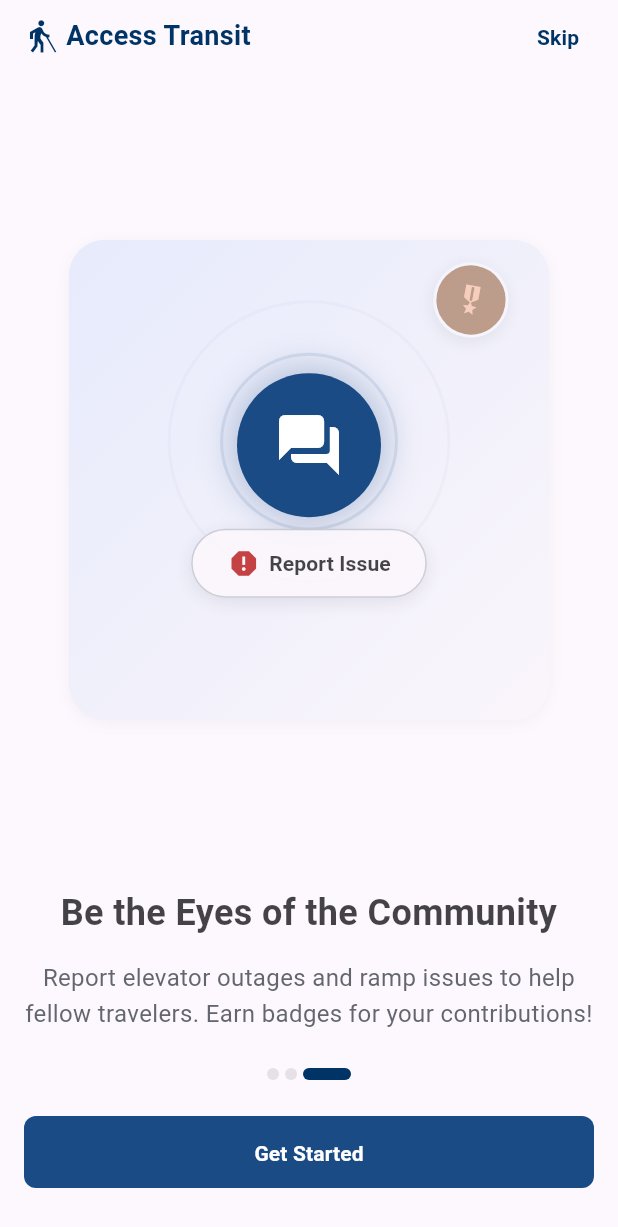
After one commit to iWolfyy/AccessTransit, a Flutter app: the screen it shows after launch, swiped to page 3, on a phone screen of 412 x 824 dp. The commit adds this screen. Shown: the top 1227 px of the screen. Run offline on Flutter 3.47's test engine with Material 3 defaults, Android fonts, the phone set to English and light mode, and no system bars; our stand-ins replace app_links, cloud_firestore, firebase_auth, firebase_core; accounts and stored records are empty.

Commit message:
Onboard-screen3

```diff
--- a/lib/core/theme/app_colors.dart
+++ b/lib/core/theme/app_colors.dart
@@ -28,4 +28,6 @@ abstract final class AppColors {
   static const Color secondaryContainer = Color(0xFF8FF4E9);
   static const Color onSecondaryContainer = Color(0xFF007169);
   static const Color tertiary = Color(0xFF592400);
+  static const Color tertiaryContainer = Color(0xFF7D3500);
+  static const Color onTertiaryContainer = Color(0xFFFFA571);
 }
--- /dev/null
+++ b/lib/screens/onboarding/community_preview.dart
@@ -0,0 +1,252 @@
+import 'dart:math' as math;
+
+import 'package:flutter/material.dart';
+
+import '../../core/theme/app_colors.dart';
+
+/// Community-reporting illustration for onboarding step 3.
+class CommunityPreview extends StatelessWidget {
+  const CommunityPreview({
+    super.key,
+    required this.entrance,
+    required this.float,
+    required this.pulse,
+    required this.reduceMotion,
+  });
+
+  final double entrance;
+  final double float;
+  final double pulse;
+  final bool reduceMotion;
+
+  @override
+  Widget build(BuildContext context) {
+    final forumT = _interval(0, 0.45);
+    final pillT = _interval(0.28, 0.72);
+    final badgeT = _interval(0.42, 0.9);
+
+    final forumScale = reduceMotion
+        ? 1.0
+        : Curves.easeOutBack.transform(forumT);
+    final bob = reduceMotion ? 0.0 : math.sin(float * math.pi * 2) * 5;
+    final badgeWobble = reduceMotion
+        ? 0.21
+        : 0.21 + math.sin((float + 0.35) * math.pi * 2) * 0.04;
+
+    return AspectRatio(
+      aspectRatio: 1,
+      child: DecoratedBox(
+        decoration: BoxDecoration(
+          color: AppColors.surfaceContainerLow,
+          borderRadius: BorderRadius.circular(24),
+          boxShadow: const [
+            BoxShadow(
+              color: Color(0x0A000000),
+              blurRadius: 8,
+              offset: Offset(0, 2),
+            ),
+          ],
+        ),
+        child: ClipRRect(
+          borderRadius: BorderRadius.circular(24),
+          child: Stack(
+            children: [
+              const Positioned.fill(
+                child: DecoratedBox(
+                  decoration: BoxDecoration(
+                    gradient: LinearGradient(
+                      begin: Alignment.topLeft,
+                      end: Alignment.bottomRight,
+                      colors: [
+                        AppColors.primaryFixed,
+                        AppColors.surfaceBright,
+                      ],
+                    ),
+                  ),
+                ),
+              ),
+              Positioned.fill(
+                child: ColoredBox(
+                  color: AppColors.surfaceContainerLow.withValues(alpha: 0.5),
+                ),
+              ),
+              Positioned.fill(
+                child: CustomPaint(
+                  painter: _RipplePainter(progress: pulse, opacity: forumT),
+                ),
+              ),
+              Align(
+                alignment: const Alignment(0, -0.18),
+                child: Opacity(
+                  opacity: forumT,
+                  child: Transform.translate(
+                    offset: Offset(0, bob - 8),
+                    child: Transform.scale(
+                      scale: forumScale,
+                      child: Container(
+                        width: 96,
+                        height: 96,
+                        decoration: BoxDecoration(
+                          color: AppColors.primaryContainer,
+                          shape: BoxShape.circle,
+                          boxShadow: [
+                            BoxShadow(
+                              color: AppColors.primaryContainer.withValues(
+                                alpha: 0.28 + pulse * 0.18,
+                              ),
+                              blurRadius: 18 + pulse * 10,
+                              spreadRadius: 2,
+                            ),
+                          ],
+                        ),
+                        child: const Icon(
+                          Icons.forum_rounded,
+                          color: AppColors.onPrimary,
+                          size: 48,
+                        ),
+                      ),
+                    ),
+                  ),
+                ),
+              ),
+              Align(
+                alignment: const Alignment(0, 0.38),
+                child: Opacity(
+                  opacity: pillT,
+                  child: Transform.translate(
+                    offset: Offset(0, reduceMotion ? 0 : (1 - pillT) * 18),
+                    child: const _ReportPill(),
+                  ),
+                ),
+              ),
+              Positioned(
+                top: 16,
+                right: 28,
+                child: Opacity(
+                  opacity: badgeT,
+                  child: Transform.rotate(
+                    angle: badgeWobble,
+                    child: Transform.scale(
+                      scale: reduceMotion
+                          ? 1
+                          : Curves.easeOutBack.transform(badgeT),
+                      child: const _ContributionBadge(),
+                    ),
+                  ),
+                ),
+              ),
+            ],
+          ),
+        ),
+      ),
+    );
+  }
+
+  double _interval(double start, double end) {
+    if (reduceMotion) return 1;
+    if (end <= start) return 1;
+    return ((entrance - start) / (end - start)).clamp(0.0, 1.0);
+  }
+}
+
+class _ReportPill extends StatelessWidget {
+  const _ReportPill();
+
+  @override
+  Widget build(BuildContext context) {
+    return DecoratedBox(
+      decoration: BoxDecoration(
+        color: AppColors.surfaceBright,
+        borderRadius: BorderRadius.circular(999),
+        border: Border.all(color: AppColors.outlineVariant),
+        boxShadow: const [
+          BoxShadow(
+            color: Color(0x1A000000),
+            blurRadius: 10,
+            offset: Offset(0, 3),
+          ),
+        ],
+      ),
+      child: const Padding(
+        padding: EdgeInsets.symmetric(horizontal: 24, vertical: 12),
+        child: Row(
+          mainAxisSize: MainAxisSize.min,
+          children: [
+            Icon(Icons.report, color: AppColors.error, size: 22),
+            SizedBox(width: 6),
+            Text(
+              'Report Issue',
+              style: TextStyle(
+                fontSize: 14,
+                height: 20 / 14,
+                fontWeight: FontWeight.w600,
+                letterSpacing: 0.1,
+                color: AppColors.onSurface,
+              ),
+            ),
+          ],
+        ),
+      ),
+    );
+  }
+}
+
+class _ContributionBadge extends StatelessWidget {
+  const _ContributionBadge();
+
+  @override
+  Widget build(BuildContext context) {
+    return Container(
+      width: 48,
+      height: 48,
+      decoration: BoxDecoration(
+        color: AppColors.tertiaryContainer,
+        shape: BoxShape.circle,
+        border: Border.all(color: AppColors.surfaceBright, width: 2),
+        boxShadow: const [
+          BoxShadow(
+            color: Color(0x26000000),
+            blurRadius: 8,
+            offset: Offset(0, 3),
+          ),
+        ],
+      ),
+      child: const Icon(
+        Icons.military_tech,
+        color: AppColors.onTertiaryContainer,
+        size: 22,
+      ),
+    );
+  }
+}
+
+class _RipplePainter extends CustomPainter {
+  _RipplePainter({required this.progress, required this.opacity});
+
+  final double progress;
+  final double opacity;
+
+  @override
+  void paint(Canvas canvas, Size size) {
+    final center = Offset(size.width / 2, size.height * 0.42);
+    for (var i = 0; i < 2; i++) {
+      final t = (progress + i * 0.5) % 1.0;
+      final radius = 36 + t * 70;
+      canvas.drawCircle(
+        center,
+        radius,
+        Paint()
+          ..color = AppColors.primaryContainer.withValues(
+            alpha: (1 - t) * 0.16 * opacity,
+          )
+          ..style = PaintingStyle.stroke
+          ..strokeWidth = 2,
+      );
+    }
+  }
+
+  @override
+  bool shouldRepaint(covariant _RipplePainter oldDelegate) {
+    return oldDelegate.progress != progress || oldDelegate.opacity != opacity;
+  }
+}
--- /dev/null
+++ b/lib/screens/onboarding/community_reporting_page.dart
@@ -0,0 +1,167 @@
+import 'package:flutter/material.dart';
+
+import '../../core/theme/app_colors.dart';
+import 'community_preview.dart';
+
+/// Onboarding step 3: community reporting and contribution badges.
+class CommunityReportingPage extends StatefulWidget {
+  const CommunityReportingPage({
+    super.key,
+    required this.isActive,
+    required this.reduceMotion,
+  });
+
+  final bool isActive;
+  final bool reduceMotion;
+
+  @override
+  State<CommunityReportingPage> createState() => _CommunityReportingPageState();
+}
+
+class _CommunityReportingPageState extends State<CommunityReportingPage>
+    with TickerProviderStateMixin {
+  late final AnimationController _entranceController;
+  late final AnimationController _floatController;
+  late final AnimationController _pulseController;
+
+  @override
+  void initState() {
+    super.initState();
+    _entranceController = AnimationController(
+      vsync: this,
+      duration: const Duration(milliseconds: 1100),
+    );
+    _floatController = AnimationController(
+      vsync: this,
+      duration: const Duration(milliseconds: 2600),
+    );
+    _pulseController = AnimationController(
+      vsync: this,
+      duration: const Duration(milliseconds: 2200),
+    );
+
+    if (widget.isActive) {
+      _play();
+    }
+  }
+
+  @override
+  void didUpdateWidget(covariant CommunityReportingPage oldWidget) {
+    super.didUpdateWidget(oldWidget);
+    if (widget.reduceMotion && !oldWidget.reduceMotion) {
+      _entranceController.value = 1;
+      _floatController.stop();
+      _pulseController.stop();
+      return;
+    }
+    if (widget.isActive && !oldWidget.isActive) {
+      _play();
+    }
+  }
+
+  void _play() {
+    if (widget.reduceMotion) {
+      _entranceController.value = 1;
+      return;
+    }
+    _entranceController.forward(from: 0);
+    if (!_floatController.isAnimating) {
+      _floatController.repeat();
+    }
+    if (!_pulseController.isAnimating) {
+      _pulseController.repeat();
+    }
+  }
+
+  @override
+  void dispose() {
+    _entranceController.dispose();
+    _floatController.dispose();
+    _pulseController.dispose();
+    super.dispose();
+  }
+
+  @override
+  Widget build(BuildContext context) {
+    final wide = MediaQuery.sizeOf(context).width >= 400;
+
+    return Column(
+      children: [
+        Expanded(
+          child: Center(
+            child: AnimatedBuilder(
+              animation: Listenable.merge([
+                _entranceController,
+                _floatController,
+                _pulseController,
+              ]),
+              builder: (context, _) {
+                return FittedBox(
+                  fit: BoxFit.contain,
+                  child: SizedBox(
+                    width: 320,
+                    height: 320,
+                    child: FadeTransition(
+                      opacity: CurvedAnimation(
+                        parent: _entranceController,
+                        curve: const Interval(0, 0.35, curve: Curves.easeOut),
+                      ),
+                      child: CommunityPreview(
+                        entrance: _entranceController.value,
+                        float: _floatController.value,
+                        pulse: _pulseController.value,
+                        reduceMotion: widget.reduceMotion,
+                      ),
+                    ),
+                  ),
+                );
+              },
+            ),
+          ),
+        ),
+        const SizedBox(height: 24),
+        FadeTransition(
+          opacity: CurvedAnimation(
+            parent: _entranceController,
+            curve: const Interval(0.35, 0.8, curve: Curves.easeOut),
+          ),
+          child: SlideTransition(
+            position: Tween<Offset>(
+              begin: const Offset(0, 0.12),
+              end: Offset.zero,
+            ).animate(
+              CurvedAnimation(
+                parent: _entranceController,
+                curve: const Interval(0.35, 0.8, curve: Curves.easeOutCubic),
+              ),
+            ),
+            child: Column(
+              children: [
+                Text(
+                  'Be the Eyes of the Community',
+                  textAlign: TextAlign.center,
+                  style: TextStyle(
+                    fontSize: wide ? 24 : 22,
+                    height: wide ? 32 / 24 : 28 / 22,
+                    fontWeight: FontWeight.w700,
+                    color: AppColors.onSurface,
+                  ),
+                ),
+                const SizedBox(height: 16),
+                const Text(
+                  'Report elevator outages and ramp issues to help fellow travelers. Earn badges for your contributions!',
+                  textAlign: TextAlign.center,
+                  style: TextStyle(
+                    fontSize: 16,
+                    height: 24 / 16,
+                    color: AppColors.onSurfaceVariant,
+                  ),
+                ),
+              ],
+            ),
+          ),
+        ),
+      ],
+    );
+  }
+}
--- a/lib/screens/onboarding/onboarding_screen.dart
+++ b/lib/screens/onboarding/onboarding_screen.dart
@@ -3,6 +3,7 @@ import 'package:flutter/services.dart';
 
 import '../../core/theme/app_colors.dart';
 import '../auth/login_screen.dart';
+import 'community_reporting_page.dart';
 import 'navigate_with_confidence_page.dart';
 import 'tailored_for_you_page.dart';
 
@@ -11,7 +12,7 @@ class OnboardingScreen extends StatefulWidget {
   const OnboardingScreen({super.key});
 
   static const int stepCount = 3;
-  static const int pageCount = 2;
+  static const int pageCount = 3;
 
   @override
   State<OnboardingScreen> createState() => _OnboardingScreenState();
@@ -134,6 +135,10 @@ class _OnboardingScreenState extends State<OnboardingScreen>
                                   isActive: _index == 1,
                                   reduceMotion: _prefersReducedMotion,
                                 ),
+                                CommunityReportingPage(
+                                  isActive: _index == 2,
+                                  reduceMotion: _prefersReducedMotion,
+                                ),
                               ],
                             ),
                           ),
@@ -252,7 +257,17 @@ class _OnboardingScreenState extends State<OnboardingScreen>
                 letterSpacing: 0.1,
               ),
             ),
-            child: const Text('Next'),
+            child: AnimatedSwitcher(
+              duration: _prefersReducedMotion
+                  ? Duration.zero
+                  : const Duration(milliseconds: 220),
+              child: Text(
+                _index == OnboardingScreen.pageCount - 1
+                    ? 'Get Started'
+                    : 'Next',
+                key: ValueKey(_index == OnboardingScreen.pageCount - 1),
+              ),
+            ),
           ),
         ),
       ),
```
